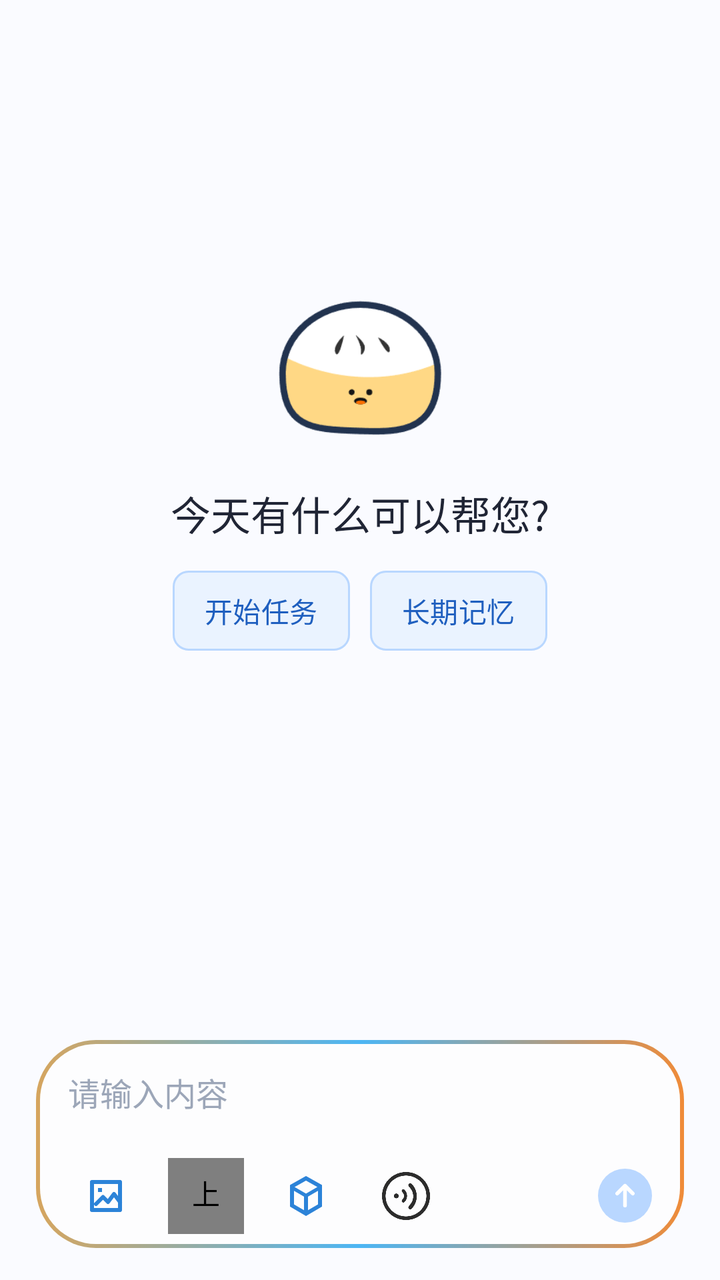
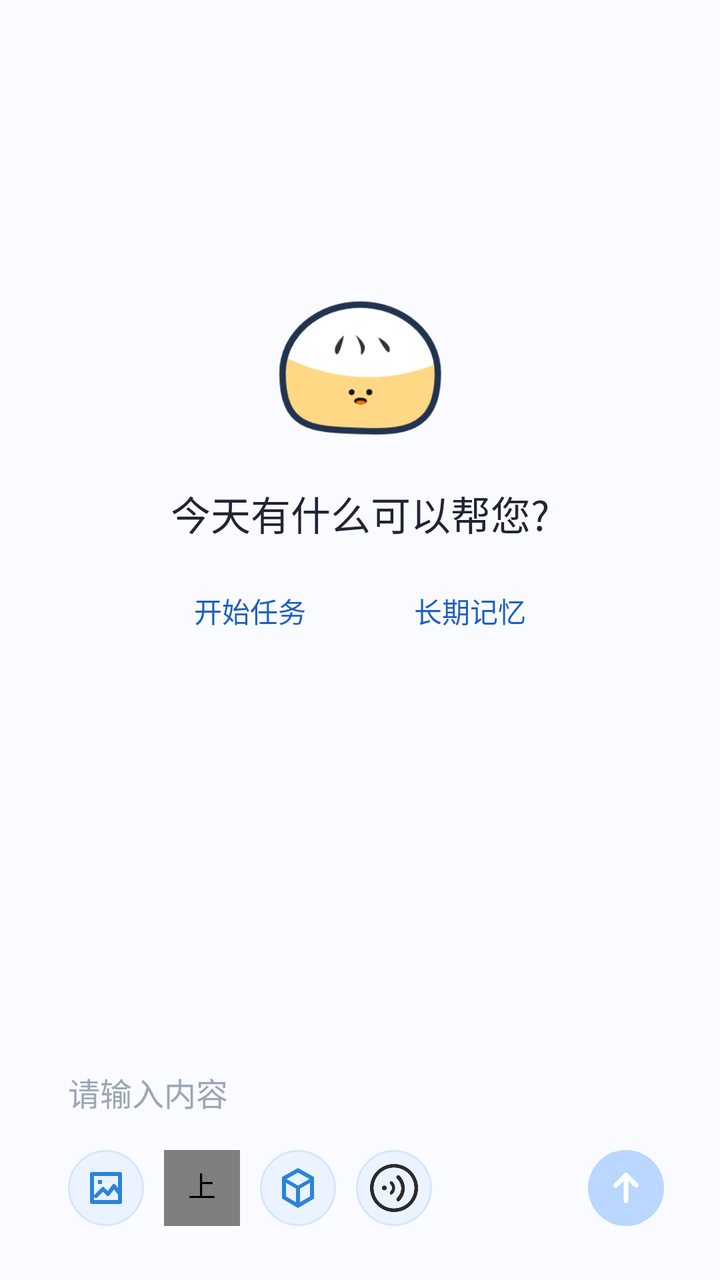

Compare the two renders of this Android layout. The source of the first and the diff that turns it into the second are given below.
<!-- AndroidManifest.xml: application theme Theme.ManTou -->
<!-- res/layout/layout_chat_page.xml -->
<?xml version="1.0" encoding="utf-8"?>
<androidx.constraintlayout.widget.ConstraintLayout
    xmlns:android="http://schemas.android.com/apk/res/android"
    xmlns:app="http://schemas.android.com/apk/res-auto"
    android:layout_width="match_parent"
    android:layout_height="match_parent"
    android:background="@color/mt_background">

        
        <androidx.recyclerview.widget.RecyclerView
            android:id="@+id/rvChat"
            android:layout_width="0dp"
            android:layout_height="0dp"
            android:clipToPadding="false"
            android:paddingTop="10dp"
            android:paddingBottom="8dp"
            app:layout_constraintTop_toTopOf="parent"
            app:layout_constraintBottom_toBottomOf="parent"
            app:layout_constraintStart_toStartOf="parent"
            app:layout_constraintEnd_toEndOf="parent" />

    <FrameLayout
        android:id="@+id/flGreeting"
        android:layout_width="wrap_content"
        android:layout_height="wrap_content"
        android:padding="16dp"
        android:visibility="visible"
        app:layout_constraintBottom_toBottomOf="@id/rvChat"
        app:layout_constraintEnd_toEndOf="parent"
        app:layout_constraintStart_toStartOf="parent"
        app:layout_constraintTop_toTopOf="@id/rvChat"
        app:layout_constraintVertical_bias="0.283">

        <LinearLayout
            android:layout_width="wrap_content"
            android:layout_height="wrap_content"
            android:gravity="center"
            android:orientation="vertical">

            <ImageView
                android:id="@+id/ivGreeting"
                android:layout_width="100dp"
                android:layout_height="100dp"
                android:contentDescription="@null"
                android:src="@drawable/mantou" />

            <TextView
                android:id="@+id/tvGreeting"
                android:layout_width="wrap_content"
                android:layout_height="wrap_content"
                android:layout_marginTop="8dp"
                android:gravity="center"
                android:text="今天有什么可以帮您?"
                android:textColor="@color/mt_text_primary"
                android:textSize="20sp" />

            <com.google.android.material.chip.ChipGroup
                android:id="@+id/greetingActionChipGroup"
                android:layout_width="wrap_content"
                android:layout_height="wrap_content"
                android:layout_marginTop="14dp"
                android:gravity="center"
                app:chipSpacingHorizontal="10dp"
                app:singleLine="true">

                <com.google.android.material.chip.Chip
                    android:id="@+id/chipStartTask"
                    android:layout_width="wrap_content"
                    android:layout_height="40dp"
                    android:minHeight="40dp"
                    android:text="开始任务"
                    android:textColor="@color/mt_primary_dark"
                    android:textSize="14sp"
                    app:chipBackgroundColor="@color/mt_surface_blue"
                    app:chipMinHeight="40dp"
                    app:chipStrokeColor="@color/mt_primary_soft"
                    app:chipStrokeWidth="1dp"
                    app:ensureMinTouchTargetSize="false"
                    app:rippleColor="@color/mt_primary_soft" />

                <com.google.android.material.chip.Chip
                    android:id="@+id/chipLongTermMemory"
                    android:layout_width="wrap_content"
                    android:layout_height="40dp"
                    android:minHeight="40dp"
                    android:text="长期记忆"
                    android:textColor="@color/mt_primary_dark"
                    android:textSize="14sp"
                    app:chipBackgroundColor="@color/mt_surface_blue"
                    app:chipMinHeight="40dp"
                    app:chipStrokeColor="@color/mt_primary_soft"
                    app:chipStrokeWidth="1dp"
                    app:ensureMinTouchTargetSize="false"
                    app:rippleColor="@color/mt_primary_soft" />
            </com.google.android.material.chip.ChipGroup>
        </LinearLayout>

    </FrameLayout>

    <com.google.android.material.card.MaterialCardView
        android:id="@+id/generateCodeCard"
        android:layout_width="147dp"
        android:layout_height="75dp"
        android:layout_marginStart="18dp"
        android:layout_marginBottom="8dp"
        android:clickable="true"
        android:contentDescription="打开生成代码编辑器"
        android:elevation="8dp"
        android:focusable="true"
        android:visibility="gone"
        app:cardBackgroundColor="@color/mt_generate_surface"
        app:cardCornerRadius="11dp"
        app:cardElevation="8dp"
        app:layout_constraintBottom_toTopOf="@id/inputContainer"
        app:layout_constraintStart_toStartOf="parent"
        app:rippleColor="@color/mt_generate_surface_soft">

        <LinearLayout
            android:layout_width="match_parent"
            android:layout_height="match_parent"
            android:orientation="vertical"
            android:paddingStart="8dp"
            android:paddingTop="7dp"
            android:paddingEnd="7dp"
            android:paddingBottom="7dp">

            <LinearLayout
                android:layout_width="match_parent"
                android:layout_height="wrap_content"
                android:gravity="center_vertical"
                android:orientation="horizontal">

                <ProgressBar
                    android:id="@+id/generateCodeProgress"
                    style="?android:attr/progressBarStyleSmall"
                    android:layout_width="10dp"
                    android:layout_height="10dp"
                    android:indeterminate="true"
                    android:indeterminateTint="@color/mt_generate_accent" />

                <TextView
                    android:id="@+id/tvGenerateCodeTitle"
                    android:layout_width="0dp"
                    android:layout_height="wrap_content"
                    android:layout_marginStart="5dp"
                    android:layout_weight="1"
                    android:ellipsize="end"
                    android:maxLines="1"
                    android:text="正在写入 HTML"
                    android:textColor="@color/mt_generate_text"
                    android:textSize="10sp"
                    android:textStyle="bold" />

                <TextView
                    android:id="@+id/tvGenerateCodeLanguage"
                    android:layout_width="wrap_content"
                    android:layout_height="wrap_content"
                    android:background="@drawable/bg_generate_language_badge"
                    android:paddingStart="5dp"
                    android:paddingTop="1dp"
                    android:paddingEnd="5dp"
                    android:paddingBottom="1dp"
                    android:text="HTML"
                    android:textColor="@color/mt_generate_accent"
                    android:textSize="8sp"
                    android:textStyle="bold" />

            </LinearLayout>

            <TextView
                android:id="@+id/tvGenerateCodePreview"
                android:layout_width="match_parent"
                android:layout_height="0dp"
                android:layout_marginTop="4dp"
                android:layout_weight="1"
                android:ellipsize="end"
                android:fontFamily="monospace"
                android:gravity="bottom"
                android:includeFontPadding="false"
                android:maxLines="3"
                android:textColor="@color/mt_generate_code"
                android:textSize="8sp" />

            <TextView
                android:id="@+id/tvGenerateCodeStatus"
                android:layout_width="match_parent"
                android:layout_height="wrap_content"
                android:ellipsize="end"
                android:maxLines="1"
                android:textColor="@color/mt_generate_line"
                android:textSize="8sp" />

        </LinearLayout>

    </com.google.android.material.card.MaterialCardView>

    <androidx.constraintlayout.widget.ConstraintLayout
            android:id="@+id/inputContainer"
            android:layout_width="0dp"
            android:layout_height="wrap_content"
            android:background="@android:color/transparent"
            android:clipChildren="false"
            android:clipToPadding="false"
            app:layout_constraintBottom_toBottomOf="parent"
            app:layout_constraintStart_toStartOf="parent"
            app:layout_constraintEnd_toEndOf="parent">

            <HorizontalScrollView
                android:id="@+id/selectedImageChipScroll"
                android:layout_width="0dp"
                android:layout_height="wrap_content"
                android:layout_marginHorizontal="18dp"
                android:layout_marginBottom="8dp"
                android:clipToPadding="false"
                android:overScrollMode="never"
                android:scrollbars="none"
                android:visibility="gone"
                app:layout_constraintEnd_toEndOf="parent"
                app:layout_constraintStart_toStartOf="parent"
                app:layout_constraintTop_toTopOf="parent">

                <com.google.android.material.chip.ChipGroup
                    android:id="@+id/selectedImageChipGroup"
                    android:layout_width="wrap_content"
                    android:layout_height="wrap_content"
                    app:singleLine="true" />
            </HorizontalScrollView>

            
            <FrameLayout
                android:id="@+id/inputCard"
                android:layout_width="0dp"
                android:layout_height="wrap_content"
                android:layout_marginHorizontal="18dp"
                android:layout_marginBottom="16dp"
                android:background="@drawable/bg_chat_input_card" app:layout_constraintBottom_toBottomOf="parent"
                app:layout_constraintTop_toBottomOf="@id/selectedImageChipScroll"
                app:layout_constraintStart_toStartOf="parent"
                app:layout_constraintEnd_toEndOf="parent">

                <LinearLayout
                    android:id="@+id/ll_input"
                    android:layout_width="match_parent"
                    android:layout_height="wrap_content"
                    android:orientation="vertical"
                    android:paddingStart="16dp"
                    android:paddingTop="4dp"
                    android:paddingEnd="16dp"
                    android:paddingBottom="4dp">

                    <EditText
                        android:id="@+id/etInput"
                        android:layout_width="match_parent"
                        android:layout_height="wrap_content"
                        android:background="@null"
                        android:hint="请输入内容"
                        android:inputType="textMultiLine"
                        android:imeOptions="flagNoEnterAction"
                        android:maxLines="4"
                        android:minHeight="44dp"
                        android:padding="0dp"
                        android:textColor="@color/mt_text_primary"
                        android:textColorHint="@color/mt_text_muted"
                        android:textSize="16sp" />

                    <LinearLayout
                        android:id="@+id/inputToolbar"
                        android:layout_width="match_parent"
                        android:layout_height="44dp"
                        android:layout_marginTop="8dp"
                        android:gravity="center_vertical"
                        android:orientation="horizontal">

                        <ImageButton
                            android:id="@+id/ivAdd"
                            android:layout_width="38dp"
                            android:layout_height="38dp"
                            android:background="?attr/selectableItemBackgroundBorderless"
                            android:contentDescription="选择图片"
                            android:padding="7dp"
                            android:scaleType="centerInside"
                            android:src="@drawable/ic_input_image" />

                        <com.hfad.mantou.view.ContextProgressButton
                            android:id="@+id/ivContextLimit"
                            android:layout_width="38dp"
                            android:layout_height="38dp"
                            android:layout_marginStart="12dp"
                            android:background="?attr/selectableItemBackgroundBorderless"
                            android:contentDescription="上下文限制"
                            android:padding="7dp" />

                        <ImageButton
                            android:id="@+id/ivModelPicker"
                            android:layout_width="38dp"
                            android:layout_height="38dp"
                            android:layout_marginStart="12dp"
                            android:background="?attr/selectableItemBackgroundBorderless"
                            android:contentDescription="选择模型"
                            android:padding="7dp"
                            android:scaleType="centerInside"
                            android:src="@drawable/ic_model_picker" />

                        <ImageButton
                            android:id="@+id/ivVoiceInput"
                            android:layout_width="38dp"
                            android:layout_height="38dp"
                            android:layout_marginStart="12dp"
                            android:background="?attr/selectableItemBackgroundBorderless"
                            android:contentDescription="语音输入"
                            android:padding="7dp"
                            android:scaleType="centerInside"
                            android:src="@drawable/ic_voice" />

                        <Space
                            android:layout_width="0dp"
                            android:layout_height="1dp"
                            android:layout_weight="1" />

                        <ImageButton
                            android:id="@+id/ivSend"
                            android:layout_width="27dp"
                            android:layout_height="27dp"
                            android:background="@drawable/bg_send_circle"
                            android:contentDescription="发送"
                            android:padding="5dp"
                            android:scaleType="centerInside"
                            android:src="@drawable/ic_send_up" />
                    </LinearLayout>
                </LinearLayout>
            </FrameLayout>

        </androidx.constraintlayout.widget.ConstraintLayout>

</androidx.constraintlayout.widget.ConstraintLayout>
<!-- resources referenced by this layout -->
<resources>
  <color name="mt_background">#FAFBFF</color>
  <color name="mt_generate_accent">#63B3FF</color>
  <color name="mt_generate_code">#C7F9CC</color>
  <color name="mt_generate_line">#687386</color>
  <color name="mt_generate_surface">#151923</color>
  <color name="mt_generate_surface_soft">#202635</color>
  <color name="mt_generate_text">#F4F7FB</color>
  <color name="mt_primary_dark">#1F5FBF</color>
  <color name="mt_primary_soft">#B9D7FF</color>
  <color name="mt_surface_blue">#EAF3FF</color>
  <color name="mt_text_muted">#9CA6B8</color>
  <color name="mt_text_primary">#202535</color>
  <!-- drawable bg_chat_input_card (drawable) -->
  <?xml version="1.0" encoding="utf-8"?>
  <layer-list xmlns:android="http://schemas.android.com/apk/res/android">
      <item>
          <shape android:shape="rectangle">
              <corners android:radius="30dp" />
              <gradient
                  android:angle="0"
                  android:centerColor="#4DB6F4"
                  android:endColor="#F08B38"
                  android:startColor="#D6A55E" />
          </shape>
      </item>
      <item
          android:bottom="2dp"
          android:left="2dp"
          android:right="2dp"
          android:top="2dp">
          <shape android:shape="rectangle">
              <solid android:color="#FDFDFE" />
              <corners android:radius="28dp" />
          </shape>
      </item>
  </layer-list>
  <!-- drawable bg_generate_language_badge (drawable) -->
  <?xml version="1.0" encoding="utf-8"?>
  <shape xmlns:android="http://schemas.android.com/apk/res/android">
      <solid android:color="@color/mt_generate_surface_soft" />
      <corners android:radius="8dp" />
  </shape>
  <!-- drawable bg_send_circle (drawable) -->
  <?xml version="1.0" encoding="utf-8"?>
  <shape xmlns:android="http://schemas.android.com/apk/res/android"
      android:shape="oval">
      <solid android:color="@color/input_send_bg" />
  </shape>
  <!-- drawable ic_send_up (drawable) -->
  <vector xmlns:android="http://schemas.android.com/apk/res/android"
      android:width="26dp"
      android:height="26dp"
      android:viewportWidth="24"
      android:viewportHeight="24">
      <path
          android:fillColor="@android:color/transparent"
          android:pathData="M12,19V5M6.5,10.5L12,5l5.5,5.5"
          android:strokeColor="#FFFFFF"
          android:strokeLineCap="round"
          android:strokeLineJoin="round"
          android:strokeWidth="2.6" />
  </vector>
  <style name="Theme.ManTou" parent="Base.Theme.ManTou" />
  <color name="input_send_bg">@color/mt_primary_soft</color>
  <color name="input_action_blue">#2C83D8</color>
  <color name="mt_primary">#2F80ED</color>
  <color name="mt_on_primary">#FFFFFF</color>
  <color name="mt_surface">#FFFFFF</color>
  <color name="mt_surface_soft">#F5F8FE</color>
  <color name="mt_text_secondary">#7A8496</color>
  <color name="mt_outline">#E2E8F3</color>
  <color name="mt_error">#E65353</color>
  <style name="ThemeOverlay.ManTou.GlassAlertDialog" parent="ThemeOverlay.ManTou.GlassAlertDialog.Base" />
  <!-- drawable bg_dialog_glass (drawable) -->
  <?xml version="1.0" encoding="utf-8"?>
  <shape xmlns:android="http://schemas.android.com/apk/res/android"
      android:shape="rectangle">
      <solid android:color="@color/mt_dialog_glass" />
      <corners android:radius="24dp" />
      <stroke
          android:width="1dp"
          android:color="@color/mt_dialog_glass_stroke" />
  </shape>
  <color name="mt_dialog_glass">#EFFFFFFF</color>
  <style name="ShapeAppearance.ManTou.Dialog" parent="">
          <item name="cornerFamily">rounded</item>
          <item name="cornerSize">24dp</item>
      </style>
  <style name="MtDialogAnimation" parent="">
          <item name="android:windowEnterAnimation">@anim/dialog_fade_in</item>
          <item name="android:windowExitAnimation">@anim/dialog_fade_out</item>
      </style>
  <color name="mt_dialog_glass_stroke">#B8FFFFFF</color>
  <!-- unchanged entries left out for length: 6 -->
</resources>

<!-- the commit's change to res/layout/layout_chat_page.xml (unified diff, before → after) -->
@@ -63,35 +63,37 @@
                 app:chipSpacingHorizontal="10dp"
                 app:singleLine="true">
 
-                <com.google.android.material.chip.Chip
+                <TextView
                     android:id="@+id/chipStartTask"
                     android:layout_width="wrap_content"
                     android:layout_height="40dp"
-                    android:minHeight="40dp"
+                    android:background="@android:color/transparent"
+                    android:clickable="true"
+                    android:focusable="true"
+                    android:foreground="?attr/selectableItemBackgroundBorderless"
+                    android:gravity="center"
+                    android:paddingHorizontal="22dp"
                     android:text="开始任务"
+                    android:tag="glass:capsule"
                     android:textColor="@color/mt_primary_dark"
                     android:textSize="14sp"
-                    app:chipBackgroundColor="@color/mt_surface_blue"
-                    app:chipMinHeight="40dp"
-                    app:chipStrokeColor="@color/mt_primary_soft"
-                    app:chipStrokeWidth="1dp"
-                    app:ensureMinTouchTargetSize="false"
-                    app:rippleColor="@color/mt_primary_soft" />
-
-                <com.google.android.material.chip.Chip
+                    android:includeFontPadding="false" />
+
+                <TextView
                     android:id="@+id/chipLongTermMemory"
                     android:layout_width="wrap_content"
                     android:layout_height="40dp"
-                    android:minHeight="40dp"
+                    android:background="@android:color/transparent"
+                    android:clickable="true"
+                    android:focusable="true"
+                    android:foreground="?attr/selectableItemBackgroundBorderless"
+                    android:gravity="center"
+                    android:paddingHorizontal="22dp"
                     android:text="长期记忆"
+                    android:tag="glass:capsule"
                     android:textColor="@color/mt_primary_dark"
                     android:textSize="14sp"
-                    app:chipBackgroundColor="@color/mt_surface_blue"
-                    app:chipMinHeight="40dp"
-                    app:chipStrokeColor="@color/mt_primary_soft"
-                    app:chipStrokeWidth="1dp"
-                    app:ensureMinTouchTargetSize="false"
-                    app:rippleColor="@color/mt_primary_soft" />
+                    android:includeFontPadding="false" />
             </com.google.android.material.chip.ChipGroup>
         </LinearLayout>
 
@@ -107,8 +109,9 @@
         android:contentDescription="打开生成代码编辑器"
         android:elevation="8dp"
         android:focusable="true"
+        android:tag="glass:card"
         android:visibility="gone"
-        app:cardBackgroundColor="@color/mt_generate_surface"
+        app:cardBackgroundColor="@android:color/transparent"
         app:cardCornerRadius="11dp"
         app:cardElevation="8dp"
         app:layout_constraintBottom_toTopOf="@id/inputContainer"
@@ -231,9 +234,12 @@
                 android:id="@+id/inputCard"
                 android:layout_width="0dp"
                 android:layout_height="wrap_content"
-                android:layout_marginHorizontal="18dp"
-                android:layout_marginBottom="16dp"
-                android:background="@drawable/bg_chat_input_card" app:layout_constraintBottom_toBottomOf="parent"
+                android:layout_marginHorizontal="16dp"
+                android:layout_marginBottom="14dp"
+                android:background="@android:color/transparent"
+                android:elevation="8dp"
+                android:tag="glass:panel"
+                app:layout_constraintBottom_toBottomOf="parent"
                 app:layout_constraintTop_toBottomOf="@id/selectedImageChipScroll"
                 app:layout_constraintStart_toStartOf="parent"
                 app:layout_constraintEnd_toEndOf="parent">
@@ -243,10 +249,10 @@
                     android:layout_width="match_parent"
                     android:layout_height="wrap_content"
                     android:orientation="vertical"
-                    android:paddingStart="16dp"
-                    android:paddingTop="4dp"
-                    android:paddingEnd="16dp"
-                    android:paddingBottom="4dp">
+                    android:paddingStart="18dp"
+                    android:paddingTop="12dp"
+                    android:paddingEnd="12dp"
+                    android:paddingBottom="10dp">
 
                     <EditText
                         android:id="@+id/etInput"
@@ -257,7 +263,7 @@
                         android:inputType="textMultiLine"
                         android:imeOptions="flagNoEnterAction"
                         android:maxLines="4"
-                        android:minHeight="44dp"
+                        android:minHeight="40dp"
                         android:padding="0dp"
                         android:textColor="@color/mt_text_primary"
                         android:textColorHint="@color/mt_text_muted"
@@ -267,7 +273,7 @@
                         android:id="@+id/inputToolbar"
                         android:layout_width="match_parent"
                         android:layout_height="44dp"
-                        android:layout_marginTop="8dp"
+                        android:layout_marginTop="6dp"
                         android:gravity="center_vertical"
                         android:orientation="horizontal">
 
@@ -275,8 +281,9 @@
                             android:id="@+id/ivAdd"
                             android:layout_width="38dp"
                             android:layout_height="38dp"
-                            android:background="?attr/selectableItemBackgroundBorderless"
+                            android:background="@drawable/bg_input_action_circle"
                             android:contentDescription="选择图片"
+                            android:foreground="?attr/selectableItemBackgroundBorderless"
                             android:padding="7dp"
                             android:scaleType="centerInside"
                             android:src="@drawable/ic_input_image" />
@@ -285,18 +292,20 @@
                             android:id="@+id/ivContextLimit"
                             android:layout_width="38dp"
                             android:layout_height="38dp"
-                            android:layout_marginStart="12dp"
-                            android:background="?attr/selectableItemBackgroundBorderless"
+                            android:layout_marginStart="10dp"
+                            android:background="@drawable/bg_input_action_circle"
                             android:contentDescription="上下文限制"
+                            android:foreground="?attr/selectableItemBackgroundBorderless"
                             android:padding="7dp" />
 
                         <ImageButton
                             android:id="@+id/ivModelPicker"
                             android:layout_width="38dp"
                             android:layout_height="38dp"
-                            android:layout_marginStart="12dp"
-                            android:background="?attr/selectableItemBackgroundBorderless"
+                            android:layout_marginStart="10dp"
+                            android:background="@drawable/bg_input_action_circle"
                             android:contentDescription="选择模型"
+                            android:foreground="?attr/selectableItemBackgroundBorderless"
                             android:padding="7dp"
                             android:scaleType="centerInside"
                             android:src="@drawable/ic_model_picker" />
@@ -305,9 +314,10 @@
                             android:id="@+id/ivVoiceInput"
                             android:layout_width="38dp"
                             android:layout_height="38dp"
-                            android:layout_marginStart="12dp"
-                            android:background="?attr/selectableItemBackgroundBorderless"
+                            android:layout_marginStart="10dp"
+                            android:background="@drawable/bg_input_action_circle"
                             android:contentDescription="语音输入"
+                            android:foreground="?attr/selectableItemBackgroundBorderless"
                             android:padding="7dp"
                             android:scaleType="centerInside"
                             android:src="@drawable/ic_voice" />
@@ -319,11 +329,12 @@
 
                         <ImageButton
                             android:id="@+id/ivSend"
-                            android:layout_width="27dp"
-                            android:layout_height="27dp"
+                            android:layout_width="38dp"
+                            android:layout_height="38dp"
                             android:background="@drawable/bg_send_circle"
                             android:contentDescription="发送"
-                            android:padding="5dp"
+                            android:foreground="?attr/selectableItemBackgroundBorderless"
+                            android:padding="8dp"
                             android:scaleType="centerInside"
                             android:src="@drawable/ic_send_up" />
                     </LinearLayout>
<!-- resource entries referenced after the edit -->
@@ -4,7 +4,6 @@
   <color name="mt_generate_accent">#63B3FF</color>
   <color name="mt_generate_code">#C7F9CC</color>
   <color name="mt_generate_line">#687386</color>
-  <color name="mt_generate_surface">#151923</color>
   <color name="mt_generate_surface_soft">#202635</color>
   <color name="mt_generate_text">#F4F7FB</color>
   <color name="mt_primary_dark">#1F5FBF</color>
@@ -12,35 +11,20 @@
   <color name="mt_surface_blue">#EAF3FF</color>
   <color name="mt_text_muted">#9CA6B8</color>
   <color name="mt_text_primary">#202535</color>
-  <!-- drawable bg_chat_input_card (drawable) -->
-  <?xml version="1.0" encoding="utf-8"?>
-  <layer-list xmlns:android="http://schemas.android.com/apk/res/android">
-      <item>
-          <shape android:shape="rectangle">
-              <corners android:radius="30dp" />
-              <gradient
-                  android:angle="0"
-                  android:centerColor="#4DB6F4"
-                  android:endColor="#F08B38"
-                  android:startColor="#D6A55E" />
-          </shape>
-      </item>
-      <item
-          android:bottom="2dp"
-          android:left="2dp"
-          android:right="2dp"
-          android:top="2dp">
-          <shape android:shape="rectangle">
-              <solid android:color="#FDFDFE" />
-              <corners android:radius="28dp" />
-          </shape>
-      </item>
-  </layer-list>
   <!-- drawable bg_generate_language_badge (drawable) -->
   <?xml version="1.0" encoding="utf-8"?>
   <shape xmlns:android="http://schemas.android.com/apk/res/android">
       <solid android:color="@color/mt_generate_surface_soft" />
       <corners android:radius="8dp" />
+  </shape>
+  <!-- drawable bg_input_action_circle (drawable) -->
+  <?xml version="1.0" encoding="utf-8"?>
+  <shape xmlns:android="http://schemas.android.com/apk/res/android"
+      android:shape="oval">
+      <solid android:color="#EAF3FF" />
+      <stroke
+          android:width="1dp"
+          android:color="#D6E7FC" />
   </shape>
   <!-- drawable bg_send_circle (drawable) -->
   <?xml version="1.0" encoding="utf-8"?>
